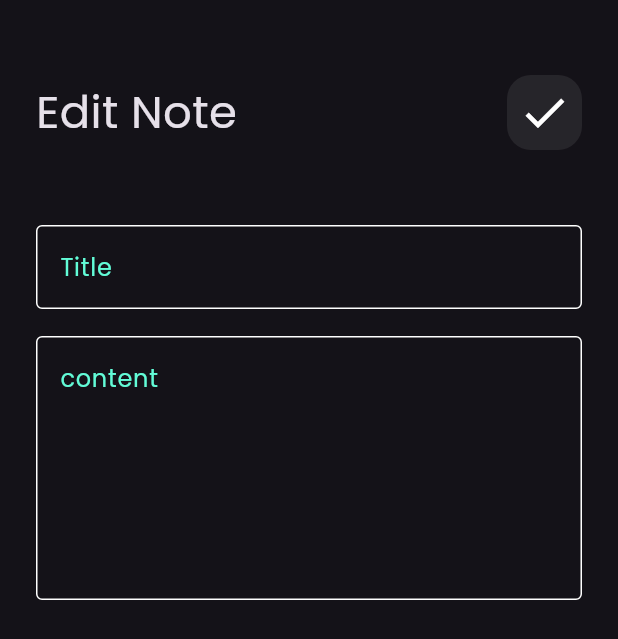
After one commit to MahmoodRihanya/note_app, a Flutter app: the screen it shows after launch, after a tap on "Flutter tips", on a phone screen of 412 x 824 dp. The commit adds this screen. Shown: the top 639 px of the screen. Run offline on Flutter 3.47's test engine with Material 3 defaults, Android fonts, the phone set to English and light mode, and no system bars; our stand-ins replace font_awesome_flutter, hive_flutter; accounts and stored records are empty.

Commit message:
create edit note view and done ui

```diff
--- a/lib/constants.dart
+++ b/lib/constants.dart
@@ -1,3 +1,4 @@
 import 'package:flutter/material.dart';
 
 final Color kprimaryColor = Color(0xff62FCD7);
+final String notesBox = 'notes_box';
--- a/lib/main.dart
+++ b/lib/main.dart
@@ -1,9 +1,11 @@
 import 'package:flutter/material.dart';
 import 'package:hive_flutter/adapters.dart';
+import 'package:notes_app/constants.dart';
 import 'package:notes_app/views/home_view.dart';
 
 void main() async {
   await Hive.initFlutter();
+  await Hive.openBox(notesBox);
   runApp(NotesApp());
 }
 
--- /dev/null
+++ b/lib/views/edit_note_view.dart
@@ -0,0 +1,27 @@
+import 'package:flutter/cupertino.dart';
+import 'package:flutter/material.dart';
+import 'package:notes_app/views/widgets/custom_appbar.dart';
+import 'package:notes_app/views/widgets/custom_widgets/custom_text_field.dart';
+
+class EditNoteView extends StatelessWidget {
+  const EditNoteView({super.key});
+
+  @override
+  Widget build(BuildContext context) {
+    return Scaffold(
+      body: Padding(
+        padding: const EdgeInsets.symmetric(horizontal: 24),
+        child: Column(
+          children: [
+            SizedBox(height: 50),
+            CustomAppBar(title: 'Edit Note', icon: Icons.check),
+            SizedBox(height: 50),
+            CustomTextField(hintText: 'Title'),
+            SizedBox(height: 18),
+            CustomTextField(maxline: 6, hintText: 'content'),
+          ],
+        ),
+      ),
+    );
+  }
+}
--- a/lib/views/widgets/custom_appbar.dart
+++ b/lib/views/widgets/custom_appbar.dart
@@ -2,15 +2,16 @@ import 'package:flutter/material.dart';
 import 'package:notes_app/views/widgets/custom_search_icon.dart';
 
 class CustomAppBar extends StatelessWidget {
-  const CustomAppBar({super.key});
-
+  const CustomAppBar({super.key, required this.title, required this.icon});
+  final String title;
+  final IconData icon;
   @override
   Widget build(BuildContext context) {
-    return const Row(
+    return Row(
       mainAxisAlignment: MainAxisAlignment.spaceBetween,
       children: [
-        Text('Notes', style: TextStyle(fontSize: 30)),
-        CustomSearchIcon(),
+        Text(title, style: const TextStyle(fontSize: 30)),
+        CustomSearchIcon(icon: icon),
       ],
     );
   }
--- a/lib/views/widgets/custom_body.dart
+++ b/lib/views/widgets/custom_body.dart
@@ -1,5 +1,6 @@
 import 'package:flutter/material.dart';
 import 'package:notes_app/views/widgets/custom_appbar.dart';
+import 'package:notes_app/views/widgets/custom_search_icon.dart';
 
 import 'package:notes_app/views/widgets/notes_list_view.dart';
 
@@ -13,7 +14,7 @@ class CustomBody extends StatelessWidget {
       child: Column(
         children: [
           SizedBox(height: 40),
-          CustomAppBar(),
+          CustomAppBar(title: 'Notes', icon: Icons.search),
           Expanded(child: NotesList()),
         ],
       ),
--- a/lib/views/widgets/custom_search_icon.dart
+++ b/lib/views/widgets/custom_search_icon.dart
@@ -1,8 +1,8 @@
 import 'package:flutter/material.dart';
 
 class CustomSearchIcon extends StatelessWidget {
-  const CustomSearchIcon({super.key});
-
+  const CustomSearchIcon({super.key, required this.icon});
+  final IconData icon;
   @override
   Widget build(BuildContext context) {
     return Container(
@@ -12,7 +12,7 @@ class CustomSearchIcon extends StatelessWidget {
         color: Colors.white.withAlpha(20),
         borderRadius: BorderRadius.circular(16),
       ),
-      child: const Center(child: Icon(Icons.search, size: 35)),
+      child: Center(child: Icon(icon, size: 35)),
     );
   }
 }
--- a/lib/views/widgets/note_item.dart
+++ b/lib/views/widgets/note_item.dart
@@ -1,12 +1,23 @@
 import 'package:flutter/material.dart';
 import 'package:font_awesome_flutter/font_awesome_flutter.dart';
+import 'package:notes_app/views/edit_note_view.dart';
 
 class NoteItem extends StatelessWidget {
   const NoteItem({super.key});
 
   @override
   Widget build(BuildContext context) {
-    return Container(
+    return GestureDetector(
+      onTap: () {
+        Navigator.of(context).push(
+          MaterialPageRoute(
+            builder: (context) {
+              return EditNoteView();
+            },
+          ),
+        );
+      },
+      child: Container(
         padding: const EdgeInsets.only(top: 24, bottom: 24, left: 18),
         decoration: BoxDecoration(
           borderRadius: BorderRadius.circular(24),
@@ -45,6 +56,7 @@ class NoteItem extends StatelessWidget {
             ),
           ],
         ),
+      ),
     );
   }
 }
```
Lines whose indentation alone changed are shown as unchanged.
